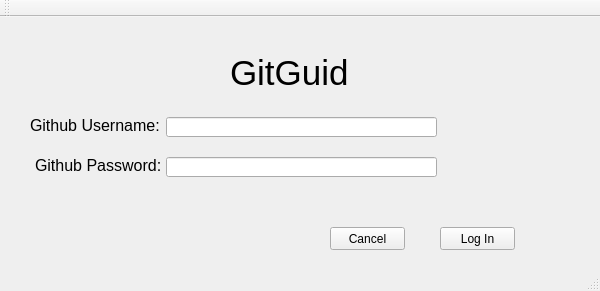
Old version of the form GitGuid/GitGuid.ui in the repository tylerjosephrose/GitGuid.
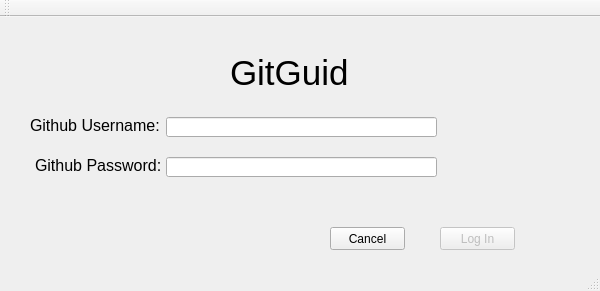
New version of the form.

Patch:
```diff
--- a/GitGuid/GitGuid.ui
+++ b/GitGuid/GitGuid.ui
@@ -68,7 +68,10 @@
      <string>GitGuid</string>
     </property>
    </widget>
-   <widget class="QPushButton" name="LogInButton">
+   <widget class="QPushButton" name="logInButton">
+    <property name="enabled">
+     <bool>false</bool>
+    </property>
     <property name="geometry">
      <rect>
       <x>440</x>
```
Left out of the diff: 2 changed lines with no effect on the pictures.
